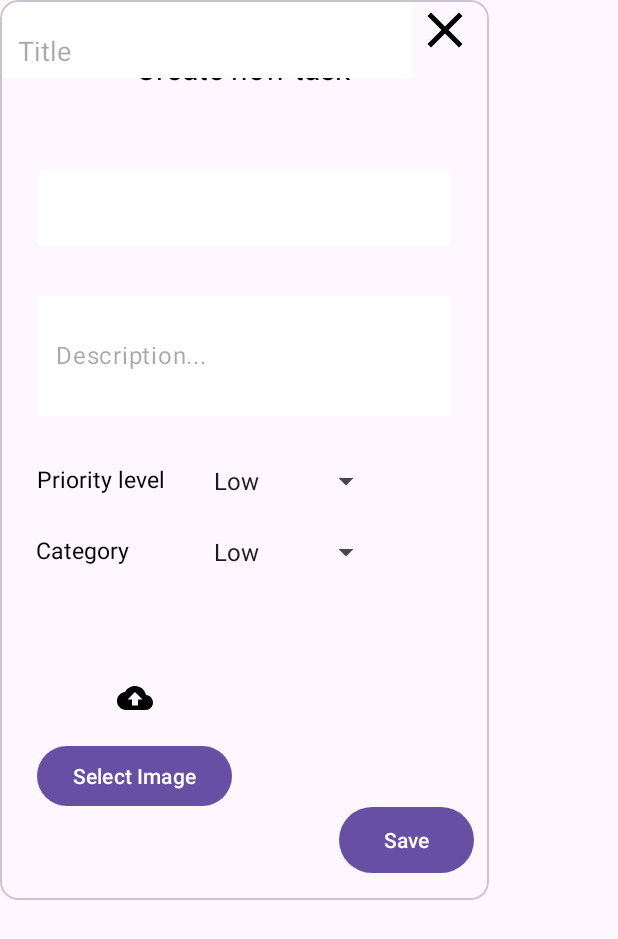
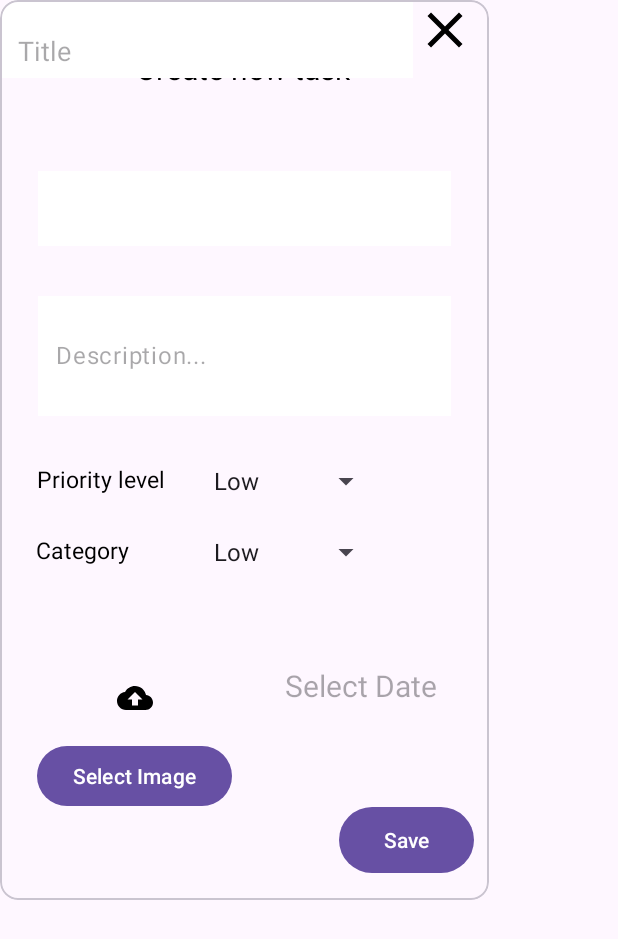
Before and after one commit to Zen-99/Task-Manager, an Android app: the fragment AddTaskPopFragment shown on its own in the app's theme, on a phone screen of 412 x 824 dp. Shown: the top 939 px of the screen. Run offline under Robolectric (Android 15) with nearby library versions, the phone set to English and light mode, and no system bars; our stand-ins replace Firebase (no records; nobody signed in at launch, a user with empty details on screens opened directly); 1 statement that could not run was skipped.

```diff
--- a/app/src/main/java/com/example/taskmanager/fragments/AddTaskPopFragment.kt
+++ b/app/src/main/java/com/example/taskmanager/fragments/AddTaskPopFragment.kt
@@ -69,7 +69,7 @@ class AddTaskPopFragment : Fragment() {
                         map["pic"]=uri.toString()
                         firebaseFirestore.collection("images").add(map).addOnCompleteListener {firestoreTask->
                             if(firestoreTask.isSuccessful){
-
+                                println(firestoreTask.result)
                             }else{
 
                             }
--- a/app/src/main/res/layout/fragment_add_task_pop.xml
+++ b/app/src/main/res/layout/fragment_add_task_pop.xml
@@ -167,6 +167,18 @@
             app:layout_constraintTop_toBottomOf="@+id/prioritySpinner"
             app:layout_constraintVertical_bias="0.031" />
 
+        <TextView
+            android:id="@+id/tvDate"
+            android:layout_width="wrap_content"
+            android:layout_height="wrap_content"
+            android:layout_centerHorizontal="true"
+            android:hint="Select Date"
+            android:textSize="20sp"
+            app:layout_constraintBottom_toTopOf="@+id/saveBtn"
+            app:layout_constraintEnd_toEndOf="parent"
+            app:layout_constraintStart_toEndOf="@+id/uploaderLayout"
+            app:layout_constraintTop_toBottomOf="@+id/categorySpinner" />
+
         <com.google.android.material.button.MaterialButton
             android:layout_width="90dp"
             android:layout_height="52dp"
```
Also changed, not shown: app/src/main/java/com/example/taskmanager/fragments/signupFragment.kt (+7 -3 lines).
